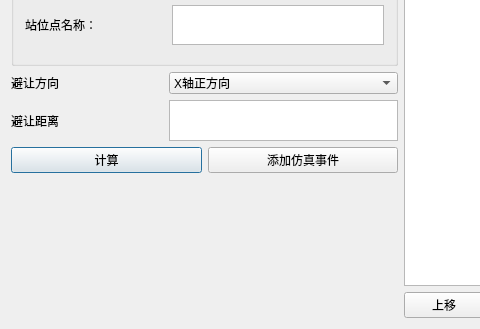
The window that include/AGVpath.ui (offline-programming-software/offline-programming) describes before a commit, drawn with Qt 5; both pictures show x 0 to 480 and y 352 to 681 of the 925 by 681 pixel window.
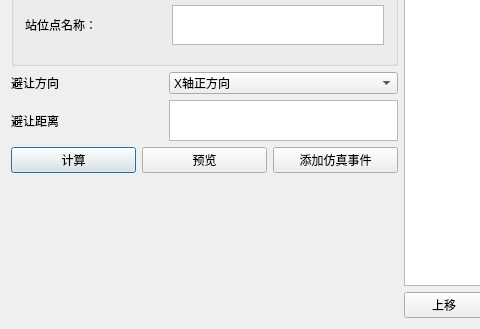
The same window after the commit.

The edit to the form file:
```diff
--- a/include/AGVpath.ui
+++ b/include/AGVpath.ui
@@ -254,6 +254,13 @@
          </property>
         </widget>
        </item>
+       <item>
+        <widget class="QPushButton" name="pushButton_9">
+         <property name="text">
+          <string>预览</string>
+         </property>
+        </widget>
+       </item>
        <item>
         <widget class="QPushButton" name="pushButton_8">
          <property name="minimumSize">
```
